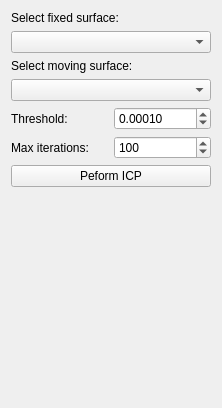
First picture: the form in Examples/Plugins/org.mitk.example.gui.icpregistration/src/internal/IterativeClosestPointRegistrationControls.ui, repository MITK/MITK, before the edit.
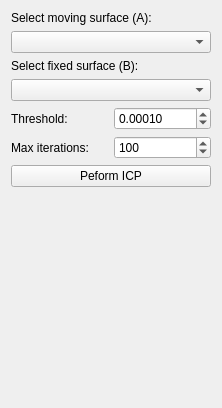
Second picture: the form after the edit. Custom widgets are drawn as their Qt base class.

```diff
--- a/Examples/Plugins/org.mitk.example.gui.icpregistration/src/internal/IterativeClosestPointRegistrationControls.ui
+++ b/Examples/Plugins/org.mitk.example.gui.icpregistration/src/internal/IterativeClosestPointRegistrationControls.ui
@@ -20,26 +20,26 @@
    <string>QmitkTemplate</string>
   </property>
   <layout class="QVBoxLayout" name="verticalLayout">
-   <item>
-    <widget class="QLabel" name="label">
-     <property name="text">
-      <string>Select fixed surface:</string>
-     </property>
-    </widget>
-   </item>
-   <item>
-    <widget class="QmitkDataStorageComboBox" name="m_comboBoxFixedSurface"/>
-   </item>
    <item>
     <widget class="QLabel" name="label_2">
      <property name="text">
-      <string>Select moving surface:</string>
+      <string>Select moving surface (A):</string>
      </property>
     </widget>
    </item>
    <item>
     <widget class="QmitkDataStorageComboBox" name="m_comboBoxMovingSurface"/>
    </item>
+   <item>
+    <widget class="QLabel" name="label">
+     <property name="text">
+      <string>Select fixed surface (B):</string>
+     </property>
+    </widget>
+   </item>
+   <item>
+    <widget class="QmitkDataStorageComboBox" name="m_comboBoxFixedSurface"/>
+   </item>
    <item>
     <layout class="QHBoxLayout" name="horizontalLayout_2">
      <item>
```
